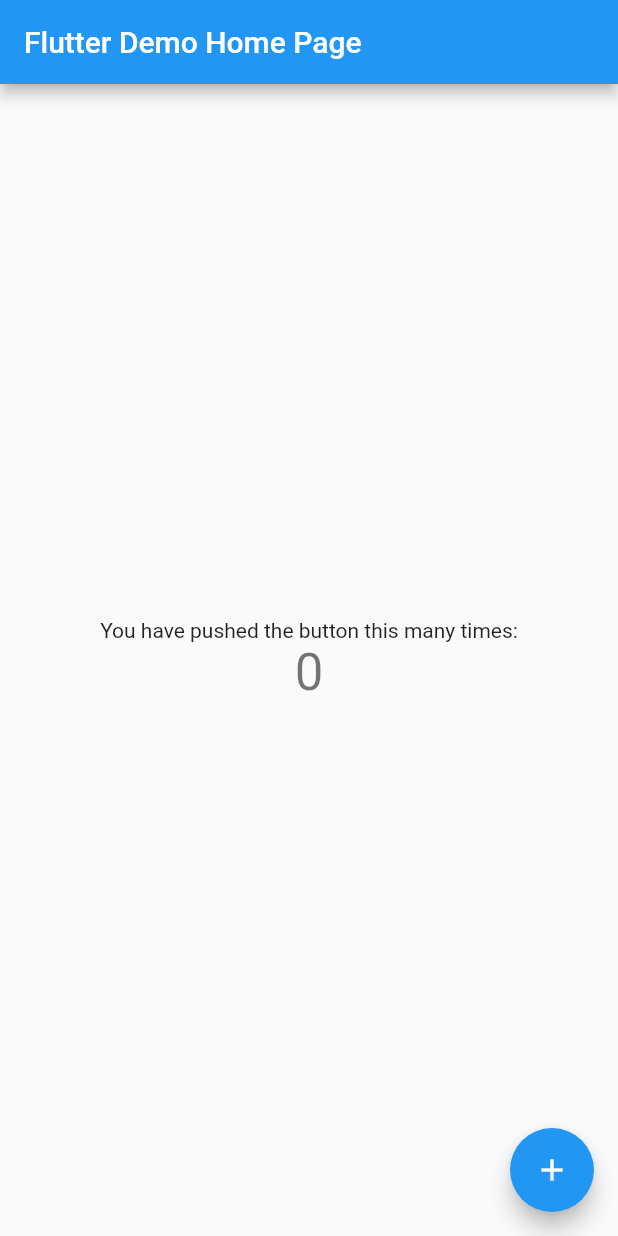
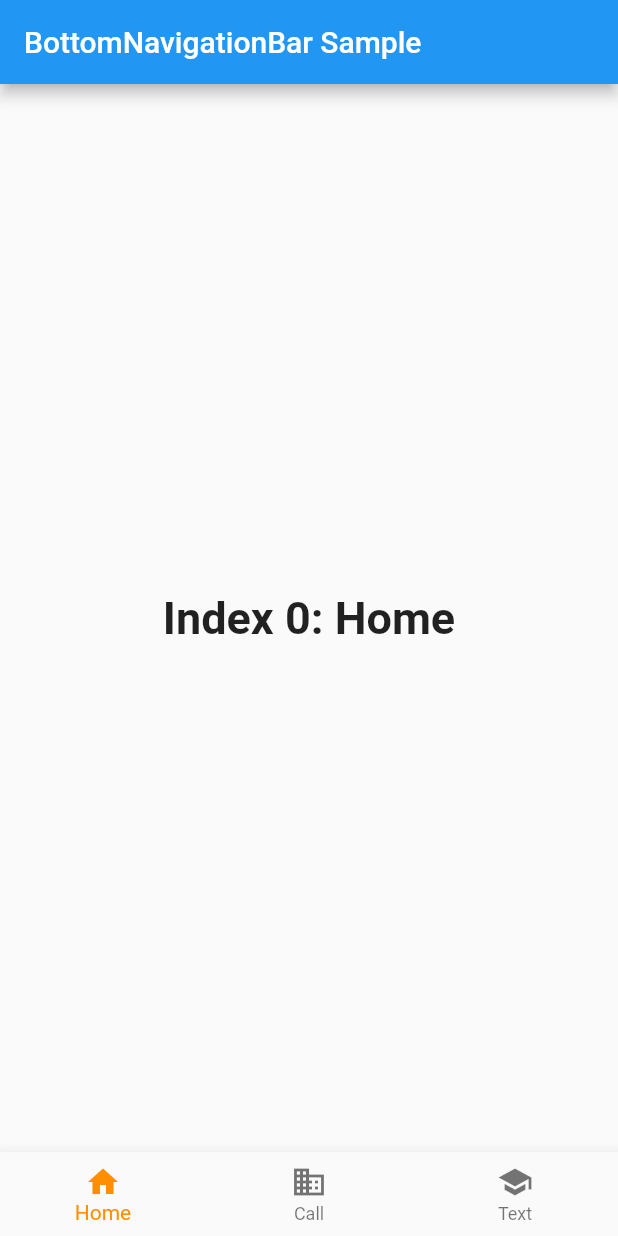
Before and after one commit to arq0017/Flutter-mental-health-app, a Flutter app: the screen it shows after launch, on a phone screen of 412 x 824 dp. Run offline on Flutter 3.47's test engine with Material 2 defaults, Android fonts, the phone set to English and light mode, and no system bars.

Commit message:
successfully imported splash screen and bottom navigation bar

```diff
--- a/mental_health_app/lib/main.dart
+++ b/mental_health_app/lib/main.dart
@@ -1,113 +1,85 @@
 import 'package:flutter/material.dart';
 
 void main() {
-  runApp(MyApp());
+  runApp(const MyApp());
 }
 
 class MyApp extends StatelessWidget {
-  // This widget is the root of your application.
+  const MyApp({Key? key}) : super(key: key);
+
+  static const String _title = 'Flutter Code Sample';
+
   @override
   Widget build(BuildContext context) {
-    return MaterialApp(
-      title: 'Flutter Demo',
-      theme: ThemeData(
-        // This is the theme of your application.
-        //
-        // Try running your application with "flutter run". You'll see the
-        // application has a blue toolbar. Then, without quitting the app, try
-        // changing the primarySwatch below to Colors.green and then invoke
-        // "hot reload" (press "r" in the console where you ran "flutter run",
-        // or simply save your changes to "hot reload" in a Flutter IDE).
-        // Notice that the counter didn't reset back to zero; the application
-        // is not restarted.
-        primarySwatch: Colors.blue,
-      ),
-      home: MyHomePage(title: 'Flutter Demo Home Page'),
+    return const MaterialApp(
+      title: _title,
+      home: MyStatefulWidget(),
     );
   }
 }
 
-class MyHomePage extends StatefulWidget {
-  MyHomePage({Key? key, required this.title}) : super(key: key);
-
-  // This widget is the home page of your application. It is stateful, meaning
-  // that it has a State object (defined below) that contains fields that affect
-  // how it looks.
-
-  // This class is the configuration for the state. It holds the values (in this
-  // case the title) provided by the parent (in this case the App widget) and
-  // used by the build method of the State. Fields in a Widget subclass are
-  // always marked "final".
-
-  final String title;
+/// This is the stateful widget that the main application instantiates.
+class MyStatefulWidget extends StatefulWidget {
+  const MyStatefulWidget({Key? key}) : super(key: key);
 
   @override
-  _MyHomePageState createState() => _MyHomePageState();
+  State<MyStatefulWidget> createState() => _MyStatefulWidgetState();
 }
 
-class _MyHomePageState extends State<MyHomePage> {
-  int _counter = 0;
+/// This is the private State class that goes with MyStatefulWidget.
+class _MyStatefulWidgetState extends State<MyStatefulWidget> {
+  int _selectedIndex = 0;
+  static const TextStyle optionStyle =
+  TextStyle(fontSize: 30, fontWeight: FontWeight.bold);
+  static const List<Widget> _widgetOptions = <Widget>[
+    Text(
+      'Index 0: Home',
+      style: optionStyle,
+    ),
+    Text(
+      'Index 1: Call',
+      style: optionStyle,
+    ),
+    Text(
+      'Index 2: Text',
+      style: optionStyle,
+    ),
+  ];
 
-  void _incrementCounter() {
+  void _onItemTapped(int index) {
     setState(() {
-      // This call to setState tells the Flutter framework that something has
-      // changed in this State, which causes it to rerun the build method below
-      // so that the display can reflect the updated values. If we changed
-      // _counter without calling setState(), then the build method would not be
-      // called again, and so nothing would appear to happen.
-      _counter++;
+      _selectedIndex = index;
     });
   }
 
   @override
   Widget build(BuildContext context) {
-    // This method is rerun every time setState is called, for instance as done
-    // by the _incrementCounter method above.
-    //
-    // The Flutter framework has been optimized to make rerunning build methods
-    // fast, so that you can just rebuild anything that needs updating rather
-    // than having to individually change instances of widgets.
     return Scaffold(
       appBar: AppBar(
-        // Here we take the value from the MyHomePage object that was created by
-        // the App.build method, and use it to set our appbar title.
-        title: Text(widget.title),
+        title: const Text('BottomNavigationBar Sample'),
       ),
       body: Center(
-        // Center is a layout widget. It takes a single child and positions it
-        // in the middle of the parent.
-        child: Column(
-          // Column is also a layout widget. It takes a list of children and
-          // arranges them vertically. By default, it sizes itself to fit its
-          // children horizontally, and tries to be as tall as its parent.
-          //
-          // Invoke "debug painting" (press "p" in the console, choose the
-          // "Toggle Debug Paint" action from the Flutter Inspector in Android
-          // Studio, or the "Toggle Debug Paint" command in Visual Studio Code)
-          // to see the wireframe for each widget.
-          //
-          // Column has various properties to control how it sizes itself and
-          // how it positions its children. Here we use mainAxisAlignment to
-          // center the children vertically; the main axis here is the vertical
-          // axis because Columns are vertical (the cross axis would be
-          // horizontal).
-          mainAxisAlignment: MainAxisAlignment.center,
-          children: <Widget>[
-            Text(
-              'You have pushed the button this many times:',
-            ),
-            Text(
-              '$_counter',
-              style: Theme.of(context).textTheme.headline4,
-            ),
-          ],
-        ),
+        child: _widgetOptions.elementAt(_selectedIndex),
       ),
-      floatingActionButton: FloatingActionButton(
-        onPressed: _incrementCounter,
-        tooltip: 'Increment',
-        child: Icon(Icons.add),
-      ), // This trailing comma makes auto-formatting nicer for build methods.
+      bottomNavigationBar: BottomNavigationBar(
+        items: const <BottomNavigationBarItem>[
+          BottomNavigationBarItem(
+            icon: Icon(Icons.home),
+            label: 'Home',
+          ),
+          BottomNavigationBarItem(
+            icon: Icon(Icons.business),
+            label: 'Call',
+          ),
+          BottomNavigationBarItem(
+            icon: Icon(Icons.school),
+            label: 'Text',
+          ),
+        ],
+        currentIndex: _selectedIndex,
+        selectedItemColor: Colors.amber[800],
+        onTap: _onItemTapped,
+      ),
     );
   }
 }
```
Also changed, not shown: 21 other files.
